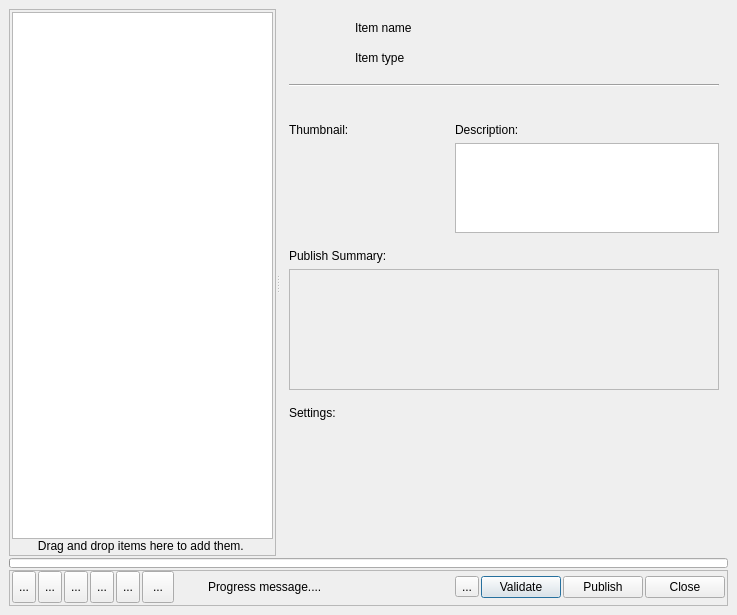
Old version of the form resources/dialog.ui in the repository shotgunsoftware/tk-multi-publish2.
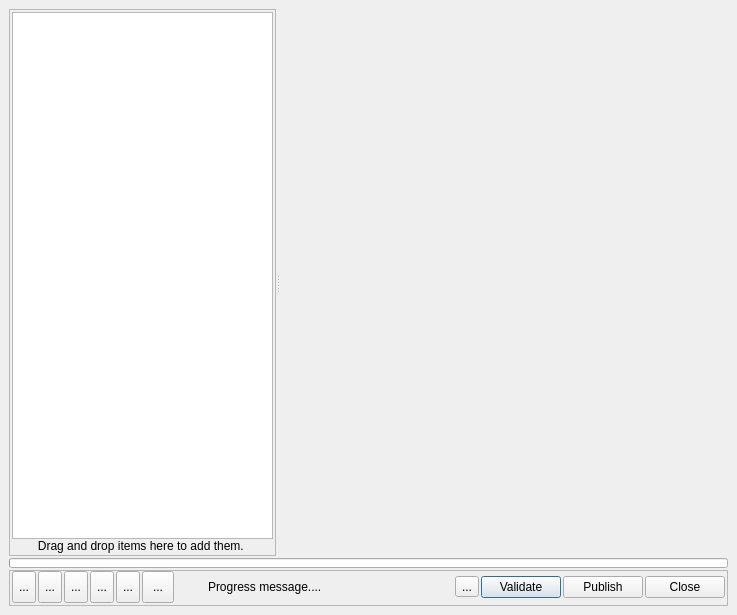
New version of the form. Icons and pictures are not drawn. Custom widgets are drawn as their Qt base class.

Commit message: widgets are displayed but settings are not saved

Diff of the .ui file:
```diff
--- a/resources/dialog.ui
+++ b/resources/dialog.ui
@@ -328,7 +328,7 @@
               <item>
                <widget class="QStackedWidget" name="details_stack">
                 <property name="currentIndex">
-                 <number>0</number>
+                 <number>2</number>
                 </property>
                 <widget class="QWidget" name="details_item">
                  <layout class="QVBoxLayout" name="verticalLayout_6" stretch="1,1,1,1,1,5,1,5">
@@ -657,6 +657,15 @@
                   </item>
                  </layout>
                 </widget>
+                <widget class="QWidget" name="custom_details_task">
+                 <layout class="QVBoxLayout" name="verticalLayout_15">
+                  <item>
+                   <widget class="QWidget" name="custom_plugin_ui" native="true">
+                    <layout class="QVBoxLayout" name="verticalLayout_16"/>
+                   </widget>
+                  </item>
+                 </layout>
+                </widget>
                 <widget class="QWidget" name="details_please_select">
                  <layout class="QVBoxLayout" name="verticalLayout_8">
                   <item>
```
Left out of the diff: 2 changed lines with no effect on the pictures. The commit also changes 7 other files.
